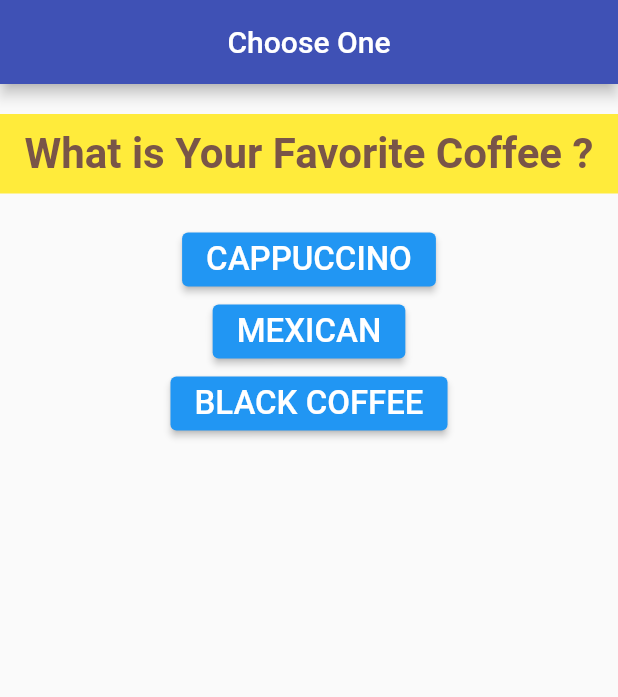
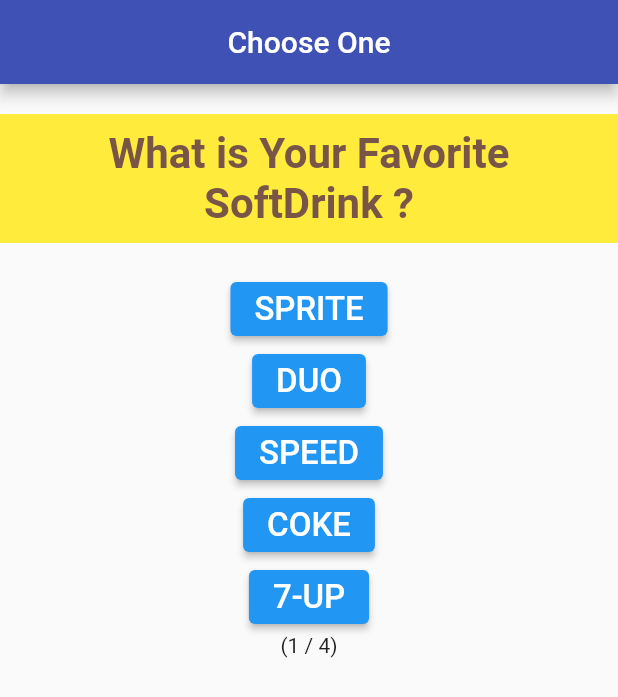
Before and after one commit to mithun1st/Choose-Item, a Flutter app: the screen it shows after launch, on a phone screen of 412 x 824 dp. Shown: the top 697 px of the screen. Run offline on Flutter 3.47's test engine with Material 2 defaults, Android fonts, the phone set to English and light mode, and no system bars.

Commit message:
question update

```diff
--- a/lib/main.dart
+++ b/lib/main.dart
@@ -1,4 +1,3 @@
-
 import 'package:flutter/material.dart';
 import 'question.dart';
 import 'answer.dart';
@@ -32,12 +31,16 @@
 }
 
 class _HomePageState extends State<HomePage> {
-
+  //variable
   int? _index = 0;
   String? resultString = '';
   List<Result>? re = [];
 
   var drinks = [
+    {
+      'que': 'SoftDrink',
+      'ans': ['sprite', 'duo', 'speed', 'coke', '7-up'],
+    },
     {
       'que': 'Coffee',
       'ans': ['cappuccino', 'mexican', 'black coffee'],
@@ -48,7 +51,7 @@
     },
     {
       'que': 'Juice',
-      'ans': ['lemon', 'orange', 'soft', 'chocolate'],
+      'ans': ['lemon', 'orange', 'milkshake', 'chocolate'],
     }
   ];
 
@@ -69,19 +72,21 @@
     }
   }
 
-  void restart(){
+  void restart() {
+    print(resultString);
     setState(() {
       re!.clear();
-      _index=0;
-      resultString='';
+      _index = 0;
+      resultString = '';
     });
   }
 
+  //build
   @override
   Widget build(BuildContext context) {
     return Column(
       children: [
-        _index! < 3
+        _index! < drinks.length
             ? Column(
                 children: [
                   //question
@@ -96,6 +101,7 @@
                       fncH: fnc,
                     );
                   }).toList(),
+                  Text('(${_index! + 1} / ${drinks.length})')
                 ],
               )
 
--- a/lib/output.dart
+++ b/lib/output.dart
@@ -45,9 +45,11 @@
           child: Text(
             'Your Favorite Item Are . . . \n\n$s',
             style: TextStyle(
-              fontSize: 22,
+              fontSize: 24,
               color: Colors.indigo,
+              fontWeight: FontWeight.w500,
             ),
+
           ),
         ),
       ],
```
